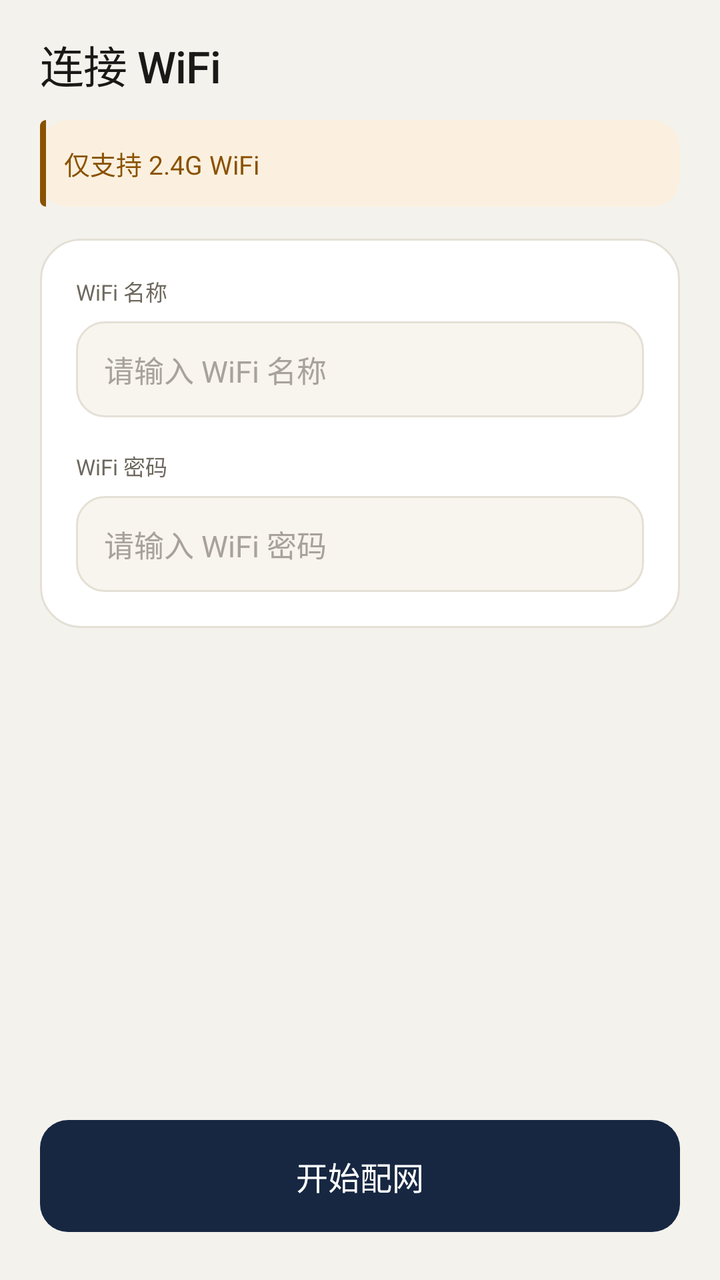
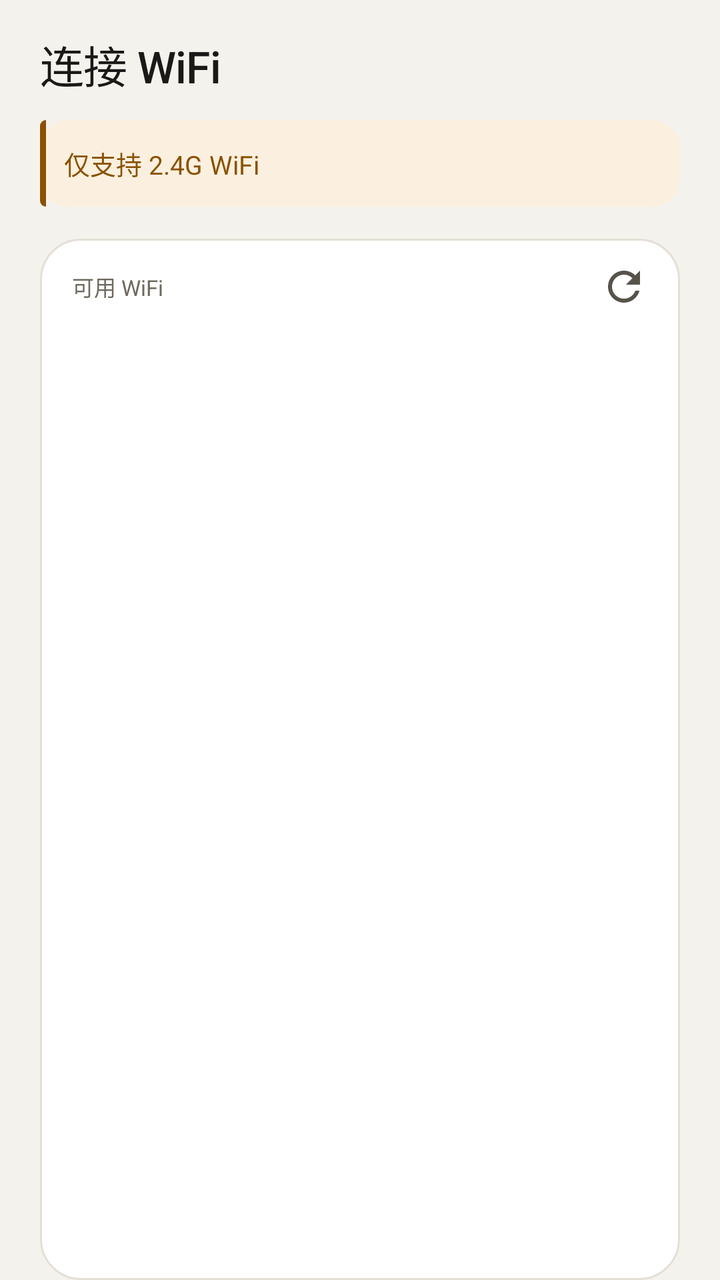

Before-and-after screenshots of an Android layout around one commit, followed by the original layout XML and the change that was made.
<!-- AndroidManifest.xml: application theme Theme.ThumbCard -->
<!-- res/layout/activity_wifi_config.xml -->
<?xml version="1.0" encoding="utf-8"?>
<androidx.constraintlayout.widget.ConstraintLayout
    xmlns:android="http://schemas.android.com/apk/res/android"
    xmlns:app="http://schemas.android.com/apk/res-auto"
    android:layout_width="match_parent"
    android:layout_height="match_parent"
    android:background="@color/bg_page"
    android:fitsSystemWindows="true">

    <TextView
        android:id="@+id/tvWifiTitle"
        style="@style/Text.PageTitle"
        android:layout_width="0dp"
        android:layout_height="wrap_content"
        android:layout_marginStart="@dimen/page_horizontal"
        android:layout_marginTop="16dp"
        android:layout_marginEnd="@dimen/page_horizontal"
        android:text="@string/wifi_title"
        app:layout_constraintEnd_toEndOf="parent"
        app:layout_constraintStart_toStartOf="parent"
        app:layout_constraintTop_toTopOf="parent" />

    <TextView
        android:id="@+id/tvWifiHint"
        android:layout_width="0dp"
        android:layout_height="wrap_content"
        android:layout_marginStart="@dimen/page_horizontal"
        android:layout_marginEnd="@dimen/page_horizontal"
        android:layout_marginTop="12dp"
        android:background="@drawable/bg_hint_warning"
        android:lineSpacingExtra="3dp"
        android:padding="12dp"
        android:text="@string/wifi_hint"
        android:textColor="@color/warning"
        android:textSize="@dimen/text_body_sm"
        app:layout_constraintEnd_toEndOf="parent"
        app:layout_constraintStart_toStartOf="parent"
        app:layout_constraintTop_toBottomOf="@id/tvWifiTitle" />

    <LinearLayout
        android:id="@+id/boxInput"
        android:layout_width="0dp"
        android:layout_height="wrap_content"
        android:layout_marginStart="@dimen/page_horizontal"
        android:layout_marginEnd="@dimen/page_horizontal"
        android:layout_marginTop="16dp"
        android:background="@drawable/bg_card"
        android:orientation="vertical"
        android:padding="18dp"
        app:layout_constraintEnd_toEndOf="parent"
        app:layout_constraintStart_toStartOf="parent"
        app:layout_constraintTop_toBottomOf="@id/tvWifiHint">

        <TextView
            style="@style/Text.Micro"
            android:layout_width="wrap_content"
            android:layout_height="wrap_content"
            android:text="@string/wifi_ssid" />

        <EditText
            android:id="@+id/etSsid"
            android:layout_width="match_parent"
            android:layout_height="48dp"
            android:layout_marginTop="7dp"
            android:background="@drawable/bg_input"
            android:hint="@string/wifi_ssid_hint"
            android:importantForAutofill="no"
            android:inputType="text"
            android:maxLength="32"
            android:paddingStart="14dp"
            android:paddingEnd="14dp"
            android:singleLine="true"
            android:textColor="@color/text_primary"
            android:textColorHint="@color/text_disabled"
            android:textSize="@dimen/text_body" />

        <TextView
            style="@style/Text.Micro"
            android:layout_width="wrap_content"
            android:layout_height="wrap_content"
            android:layout_marginTop="16dp"
            android:text="@string/wifi_password" />

        <EditText
            android:id="@+id/etPassword"
            android:layout_width="match_parent"
            android:layout_height="48dp"
            android:layout_marginTop="7dp"
            android:background="@drawable/bg_input"
            android:hint="@string/wifi_pwd_hint"
            android:importantForAutofill="no"
            android:inputType="textPassword"
            android:maxLength="64"
            android:paddingStart="14dp"
            android:paddingEnd="14dp"
            android:singleLine="true"
            android:textColor="@color/text_primary"
            android:textColorHint="@color/text_disabled"
            android:textSize="@dimen/text_body" />
    </LinearLayout>

    
    <ScrollView
        android:id="@+id/svLog"
        android:layout_width="0dp"
        android:layout_height="0dp"
        android:layout_marginStart="@dimen/page_horizontal"
        android:layout_marginEnd="@dimen/page_horizontal"
        android:layout_marginTop="12dp"
        android:background="@drawable/bg_card"
        android:padding="14dp"
        android:visibility="gone"
        app:layout_constraintBottom_toTopOf="@id/btnCopyLog"
        app:layout_constraintEnd_toEndOf="parent"
        app:layout_constraintStart_toStartOf="parent"
        app:layout_constraintTop_toBottomOf="@id/boxInput">

        <TextView
            android:id="@+id/tvLog"
            android:layout_width="match_parent"
            android:layout_height="wrap_content"
            android:fontFamily="monospace"
            android:textColor="@color/text_secondary"
            android:textSize="12sp" />
    </ScrollView>

    <Button
        android:id="@+id/btnCopyLog"
        style="@style/Widget.ThumbCard.Button.Outline"
        android:layout_width="0dp"
        android:layout_height="44dp"
        android:layout_marginStart="@dimen/page_horizontal"
        android:layout_marginEnd="@dimen/page_horizontal"
        android:layout_marginBottom="10dp"
        android:text="@string/wifi_copy_log"
        android:textSize="@dimen/text_body_sm"
        android:visibility="gone"
        app:layout_constraintBottom_toTopOf="@id/btnStart"
        app:layout_constraintEnd_toEndOf="parent"
        app:layout_constraintStart_toStartOf="parent" />

    <Button
        android:id="@+id/btnStart"
        style="@style/Widget.ThumbCard.Button.Primary"
        android:layout_width="0dp"
        android:layout_height="56dp"
        android:layout_marginStart="@dimen/page_horizontal"
        android:layout_marginEnd="@dimen/page_horizontal"
        android:layout_marginBottom="24dp"
        android:text="@string/wifi_start"
        android:textSize="16sp"
        app:layout_constraintBottom_toBottomOf="parent"
        app:layout_constraintEnd_toEndOf="parent"
        app:layout_constraintStart_toStartOf="parent" />

</androidx.constraintlayout.widget.ConstraintLayout>
<!-- resources referenced by this layout -->
<resources>
  <color name="bg_page">#FFF4F2EC</color>
  <color name="text_disabled">#FFA8A29A</color>
  <color name="text_primary">#FF1A1917</color>
  <color name="text_secondary">#FF57534A</color>
  <color name="warning">#FF8A5200</color>
  <dimen name="page_horizontal">20dp</dimen>
  <dimen name="text_body">15sp</dimen>
  <dimen name="text_body_sm">13sp</dimen>
  <!-- drawable bg_input (drawable) -->
  <?xml version="1.0" encoding="utf-8"?>
  <shape xmlns:android="http://schemas.android.com/apk/res/android"
      android:shape="rectangle">
      <solid android:color="@color/bg_card_alt" />
      <corners android:radius="@dimen/radius_md" />
      <stroke
          android:width="1dp"
          android:color="@color/stroke_soft" />
  </shape>
  <string name="wifi_copy_log">复制调试日志</string>
  <string name="wifi_hint">仅支持 2.4G WiFi</string>
  <string name="wifi_password">WiFi 密码</string>
  <string name="wifi_pwd_hint">请输入 WiFi 密码</string>
  <string name="wifi_ssid">WiFi 名称</string>
  <string name="wifi_ssid_hint">请输入 WiFi 名称</string>
  <string name="wifi_start">开始配网</string>
  <string name="wifi_title">连接 WiFi</string>
  <style name="Text.Micro" parent="">
          <item name="android:textSize">@dimen/text_micro</item>
          <item name="android:textColor">@color/text_tertiary</item>
          <item name="android:lineSpacingMultiplier">1.3</item>
      </style>
  <style name="Text.PageTitle" parent="">
          <item name="android:textSize">@dimen/text_h1</item>
          <item name="android:fontFamily">sans-serif-medium</item>
          <item name="android:textColor">@color/text_primary</item>
          <item name="android:letterSpacing">-0.01</item>
          <item name="android:includeFontPadding">false</item>
      </style>
  <style name="Widget.ThumbCard.Button.Primary" parent="Widget.Material3.Button">
          <item name="android:layout_height">@dimen/btn_height</item>
          <item name="android:textSize">@dimen/text_body</item>
          <item name="android:fontFamily">sans-serif-medium</item>
          <item name="android:textColor">@color/text_on_brand</item>
          <item name="backgroundTint">@color/brand_primary</item>
          <item name="cornerRadius">@dimen/radius_md</item>
          <item name="android:letterSpacing">0</item>
          <item name="android:insetTop">0dp</item>
          <item name="android:insetBottom">0dp</item>
          <item name="android:stateListAnimator">@null</item>
      </style>
  <color name="bg_card">#FFFFFFFF</color>
  <dimen name="radius_lg">20dp</dimen>
  <color name="stroke_soft">#FFE4E0D6</color>
  <color name="warning_soft">#FFFBF0DF</color>
  <dimen name="radius_md">14dp</dimen>
  <color name="bg_card_alt">#FFF7F5EE</color>
  <dimen name="text_micro">11sp</dimen>
  <color name="text_tertiary">#FF6E695E</color>
  <dimen name="text_h1">22sp</dimen>
  <dimen name="btn_height_sm">36dp</dimen>
  <color name="brand_primary">#FF172742</color>
  <dimen name="btn_height">52dp</dimen>
  <color name="text_on_brand">#FFFFFFFF</color>
  <color name="brand_primary_light">#FFE7EAF2</color>
  <color name="brand_accent">#FFD9F24F</color>
  <color name="text_on_accent">#FF172742</color>
  <color name="divider">#FFE6E2D8</color>
  <color name="danger">#FFB4281C</color>
  <style name="ThemeOverlay.ThumbCard.Dialog" parent="ThemeOverlay.Material3.MaterialAlertDialog">
          <item name="shapeAppearanceOverlay">@style/ShapeAppearance.ThumbCard.Dialog</item>
          <item name="colorSurface">@color/bg_card</item>
      </style>
  <style name="ShapeAppearance.ThumbCard.Dialog" parent="ShapeAppearance.Material3.LargeComponent">
          <item name="cornerFamily">rounded</item>
          <item name="cornerSize">@dimen/radius_xl</item>
      </style>
  <dimen name="radius_xl">28dp</dimen>
  <!-- unchanged entries left out for length: 4 -->
</resources>

<!-- the commit's change to res/layout/activity_wifi_config.xml (unified diff, before → after) -->
@@ -1,119 +1,117 @@
 <?xml version="1.0" encoding="utf-8"?>
-<androidx.constraintlayout.widget.ConstraintLayout
-    xmlns:android="http://schemas.android.com/apk/res/android"
-    xmlns:app="http://schemas.android.com/apk/res-auto"
+<LinearLayout xmlns:android="http://schemas.android.com/apk/res/android"
     android:layout_width="match_parent"
     android:layout_height="match_parent"
     android:background="@color/bg_page"
-    android:fitsSystemWindows="true">
+    android:fitsSystemWindows="true"
+    android:orientation="vertical">
 
     <TextView
         android:id="@+id/tvWifiTitle"
         style="@style/Text.PageTitle"
-        android:layout_width="0dp"
+        android:layout_width="match_parent"
         android:layout_height="wrap_content"
         android:layout_marginStart="@dimen/page_horizontal"
         android:layout_marginTop="16dp"
         android:layout_marginEnd="@dimen/page_horizontal"
-        android:text="@string/wifi_title"
-        app:layout_constraintEnd_toEndOf="parent"
-        app:layout_constraintStart_toStartOf="parent"
-        app:layout_constraintTop_toTopOf="parent" />
+        android:text="@string/wifi_title" />
 
     <TextView
         android:id="@+id/tvWifiHint"
-        android:layout_width="0dp"
+        android:layout_width="match_parent"
         android:layout_height="wrap_content"
         android:layout_marginStart="@dimen/page_horizontal"
+        android:layout_marginTop="12dp"
         android:layout_marginEnd="@dimen/page_horizontal"
-        android:layout_marginTop="12dp"
         android:background="@drawable/bg_hint_warning"
         android:lineSpacingExtra="3dp"
         android:padding="12dp"
         android:text="@string/wifi_hint"
         android:textColor="@color/warning"
-        android:textSize="@dimen/text_body_sm"
-        app:layout_constraintEnd_toEndOf="parent"
-        app:layout_constraintStart_toStartOf="parent"
-        app:layout_constraintTop_toBottomOf="@id/tvWifiTitle" />
+        android:textSize="@dimen/text_body_sm" />
 
     <LinearLayout
-        android:id="@+id/boxInput"
-        android:layout_width="0dp"
-        android:layout_height="wrap_content"
+        android:id="@+id/boxList"
+        android:layout_width="match_parent"
+        android:layout_height="0dp"
         android:layout_marginStart="@dimen/page_horizontal"
+        android:layout_marginTop="16dp"
         android:layout_marginEnd="@dimen/page_horizontal"
-        android:layout_marginTop="16dp"
+        android:layout_weight="1"
         android:background="@drawable/bg_card"
-        android:orientation="vertical"
-        android:padding="18dp"
-        app:layout_constraintEnd_toEndOf="parent"
-        app:layout_constraintStart_toStartOf="parent"
-        app:layout_constraintTop_toBottomOf="@id/tvWifiHint">
+        android:orientation="vertical">
+
+        <LinearLayout
+            android:layout_width="match_parent"
+            android:layout_height="48dp"
+            android:gravity="center_vertical"
+            android:orientation="horizontal"
+            android:paddingStart="16dp"
+            android:paddingEnd="8dp">
+
+            <TextView
+                style="@style/Text.Micro"
+                android:layout_width="0dp"
+                android:layout_height="wrap_content"
+                android:layout_weight="1"
+                android:text="@string/wifi_ap_title" />
+
+            <ImageButton
+                android:id="@+id/btnRefresh"
+                android:layout_width="40dp"
+                android:layout_height="40dp"
+                android:background="?attr/selectableItemBackgroundBorderless"
+                android:contentDescription="@string/wifi_refresh"
+                android:src="@drawable/ic_refresh"
+                android:tint="@color/text_secondary" />
+        </LinearLayout>
+
+        <androidx.recyclerview.widget.RecyclerView
+            android:id="@+id/rvAp"
+            android:layout_width="match_parent"
+            android:layout_height="0dp"
+            android:layout_weight="1"
+            android:clipToPadding="false"
+            android:paddingBottom="8dp"
+            android:scrollbars="vertical" />
 
         <TextView
-            style="@style/Text.Micro"
-            android:layout_width="wrap_content"
-            android:layout_height="wrap_content"
-            android:text="@string/wifi_ssid" />
+            android:id="@+id/tvListState"
+            android:layout_width="match_parent"
+            android:layout_height="0dp"
+            android:layout_weight="1"
+            android:gravity="center"
+            android:lineSpacingExtra="4dp"
+            android:padding="24dp"
+            android:text="@string/wifi_scan_loading"
+            android:textColor="@color/text_secondary"
+            android:textSize="@dimen/text_body_sm"
+            android:visibility="gone" />
 
-        <EditText
-            android:id="@+id/etSsid"
+        
+        <Button
+            android:id="@+id/btnManualSsid"
+            style="@style/Widget.ThumbCard.Button.Outline"
             android:layout_width="match_parent"
-            android:layout_height="48dp"
-            android:layout_marginTop="7dp"
-            android:background="@drawable/bg_input"
-            android:hint="@string/wifi_ssid_hint"
-            android:importantForAutofill="no"
-            android:inputType="text"
-            android:maxLength="32"
-            android:paddingStart="14dp"
-            android:paddingEnd="14dp"
-            android:singleLine="true"
-            android:textColor="@color/text_primary"
-            android:textColorHint="@color/text_disabled"
-            android:textSize="@dimen/text_body" />
-
-        <TextView
-            style="@style/Text.Micro"
-            android:layout_width="wrap_content"
-            android:layout_height="wrap_content"
-            android:layout_marginTop="16dp"
-            android:text="@string/wifi_password" />
-
-        <EditText
-            android:id="@+id/etPassword"
-            android:layout_width="match_parent"
-            android:layout_height="48dp"
-            android:layout_marginTop="7dp"
-            android:background="@drawable/bg_input"
-            android:hint="@string/wifi_pwd_hint"
-            android:importantForAutofill="no"
-            android:inputType="textPassword"
-            android:maxLength="64"
-            android:paddingStart="14dp"
-            android:paddingEnd="14dp"
-            android:singleLine="true"
-            android:textColor="@color/text_primary"
-            android:textColorHint="@color/text_disabled"
-            android:textSize="@dimen/text_body" />
+            android:layout_height="44dp"
+            android:layout_marginStart="16dp"
+            android:layout_marginEnd="16dp"
+            android:layout_marginBottom="14dp"
+            android:text="@string/wifi_manual_entry"
+            android:textSize="@dimen/text_body_sm"
+            android:visibility="gone" />
     </LinearLayout>
 
-    
     <ScrollView
         android:id="@+id/svLog"
-        android:layout_width="0dp"
-        android:layout_height="0dp"
+        android:layout_width="match_parent"
+        android:layout_height="120dp"
         android:layout_marginStart="@dimen/page_horizontal"
+        android:layout_marginTop="10dp"
         android:layout_marginEnd="@dimen/page_horizontal"
-        android:layout_marginTop="12dp"
         android:background="@drawable/bg_card"
         android:padding="14dp"
-        android:visibility="gone"
-        app:layout_constraintBottom_toTopOf="@id/btnCopyLog"
-        app:layout_constraintEnd_toEndOf="parent"
-        app:layout_constraintStart_toStartOf="parent"
-        app:layout_constraintTop_toBottomOf="@id/boxInput">
+        android:visibility="gone">
 
         <TextView
             android:id="@+id/tvLog"
@@ -127,30 +125,14 @@
     <Button
         android:id="@+id/btnCopyLog"
         style="@style/Widget.ThumbCard.Button.Outline"
-        android:layout_width="0dp"
+        android:layout_width="match_parent"
         android:layout_height="44dp"
         android:layout_marginStart="@dimen/page_horizontal"
+        android:layout_marginTop="10dp"
         android:layout_marginEnd="@dimen/page_horizontal"
-        android:layout_marginBottom="10dp"
+        android:layout_marginBottom="16dp"
         android:text="@string/wifi_copy_log"
         android:textSize="@dimen/text_body_sm"
-        android:visibility="gone"
-        app:layout_constraintBottom_toTopOf="@id/btnStart"
-        app:layout_constraintEnd_toEndOf="parent"
-        app:layout_constraintStart_toStartOf="parent" />
+        android:visibility="gone" />
 
-    <Button
-        android:id="@+id/btnStart"
-        style="@style/Widget.ThumbCard.Button.Primary"
-        android:layout_width="0dp"
-        android:layout_height="56dp"
-        android:layout_marginStart="@dimen/page_horizontal"
-        android:layout_marginEnd="@dimen/page_horizontal"
-        android:layout_marginBottom="24dp"
-        android:text="@string/wifi_start"
-        android:textSize="16sp"
-        app:layout_constraintBottom_toBottomOf="parent"
-        app:layout_constraintEnd_toEndOf="parent"
-        app:layout_constraintStart_toStartOf="parent" />
-
-</androidx.constraintlayout.widget.ConstraintLayout>
+</LinearLayout>
<!-- resource entries referenced after the edit -->
@@ -6,25 +6,24 @@
   <color name="text_secondary">#FF57534A</color>
   <color name="warning">#FF8A5200</color>
   <dimen name="page_horizontal">20dp</dimen>
-  <dimen name="text_body">15sp</dimen>
   <dimen name="text_body_sm">13sp</dimen>
-  <!-- drawable bg_input (drawable) -->
+  <!-- drawable ic_refresh (drawable) -->
   <?xml version="1.0" encoding="utf-8"?>
-  <shape xmlns:android="http://schemas.android.com/apk/res/android"
-      android:shape="rectangle">
-      <solid android:color="@color/bg_card_alt" />
-      <corners android:radius="@dimen/radius_md" />
-      <stroke
-          android:width="1dp"
-          android:color="@color/stroke_soft" />
-  </shape>
+  <vector xmlns:android="http://schemas.android.com/apk/res/android"
+      android:width="24dp"
+      android:height="24dp"
+      android:viewportWidth="24"
+      android:viewportHeight="24">
+      <path
+          android:fillColor="#FFFFFFFF"
+          android:pathData="M17.65,6.35C16.2,4.9 14.21,4 12,4c-4.42,0 -7.99,3.58 -7.99,8s3.57,8 7.99,8c3.73,0 6.84,-2.55 7.73,-6h-2.08c-0.82,2.33 -3.04,4 -5.65,4 -3.31,0 -6,-2.69 -6,-6s2.69,-6 6,-6c1.66,0 3.14,0.69 4.22,1.78L13,11h7V4l-2.35,2.35z" />
+  </vector>
+  <string name="wifi_ap_title">可用 WiFi</string>
   <string name="wifi_copy_log">复制调试日志</string>
   <string name="wifi_hint">仅支持 2.4G WiFi</string>
-  <string name="wifi_password">WiFi 密码</string>
-  <string name="wifi_pwd_hint">请输入 WiFi 密码</string>
-  <string name="wifi_ssid">WiFi 名称</string>
-  <string name="wifi_ssid_hint">请输入 WiFi 名称</string>
-  <string name="wifi_start">开始配网</string>
+  <string name="wifi_manual_entry">手动输入 WiFi</string>
+  <string name="wifi_refresh">刷新 WiFi 列表</string>
+  <string name="wifi_scan_loading">正在获取设备扫描到的 Wi-Fi…</string>
   <string name="wifi_title">连接 WiFi</string>
   <style name="Text.Micro" parent="">
           <item name="android:textSize">@dimen/text_micro</item>
@@ -38,18 +37,6 @@
           <item name="android:letterSpacing">-0.01</item>
           <item name="android:includeFontPadding">false</item>
       </style>
-  <style name="Widget.ThumbCard.Button.Primary" parent="Widget.Material3.Button">
-          <item name="android:layout_height">@dimen/btn_height</item>
-          <item name="android:textSize">@dimen/text_body</item>
-          <item name="android:fontFamily">sans-serif-medium</item>
-          <item name="android:textColor">@color/text_on_brand</item>
-          <item name="backgroundTint">@color/brand_primary</item>
-          <item name="cornerRadius">@dimen/radius_md</item>
-          <item name="android:letterSpacing">0</item>
-          <item name="android:insetTop">0dp</item>
-          <item name="android:insetBottom">0dp</item>
-          <item name="android:stateListAnimator">@null</item>
-      </style>
   <color name="bg_card">#FFFFFFFF</color>
   <dimen name="radius_lg">20dp</dimen>
   <color name="stroke_soft">#FFE4E0D6</color>
@@ -61,7 +48,6 @@
   <dimen name="text_h1">22sp</dimen>
   <dimen name="btn_height_sm">36dp</dimen>
   <color name="brand_primary">#FF172742</color>
-  <dimen name="btn_height">52dp</dimen>
   <color name="text_on_brand">#FFFFFFFF</color>
   <color name="brand_primary_light">#FFE7EAF2</color>
   <color name="brand_accent">#FFD9F24F</color>
